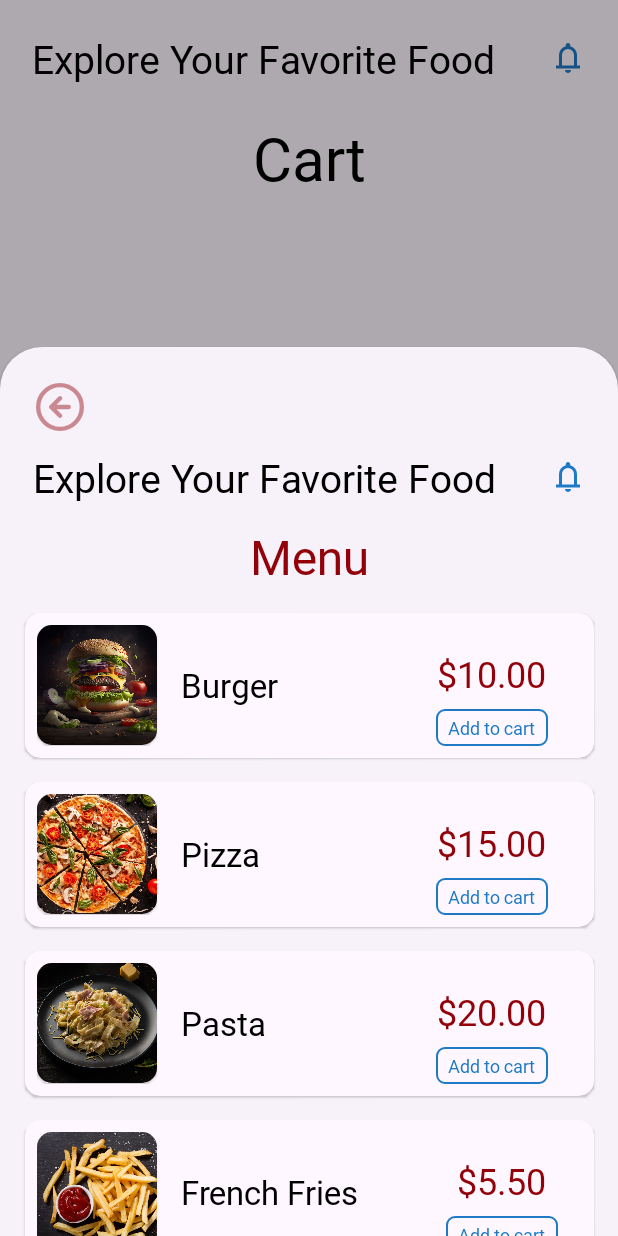
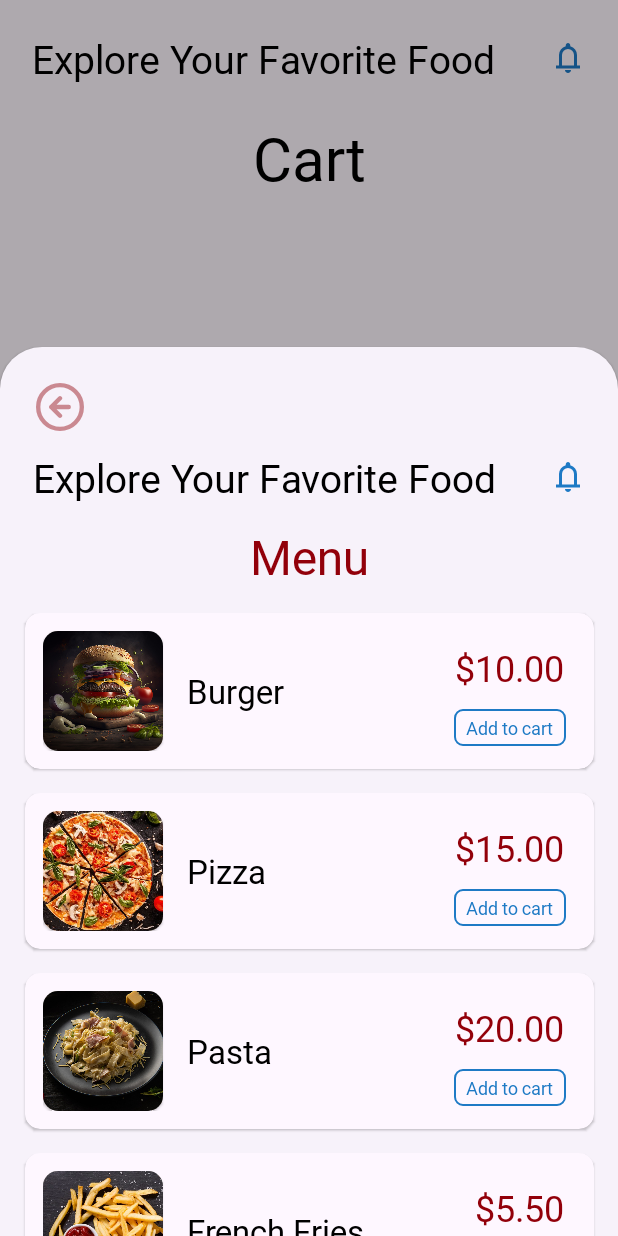
Before and after one commit to Rothmann-Daniel/FoodDeliveryApp, an Android app: the fragment BottomMenuFragment placed in its activity, item 2 of the bottom bar chosen, on a phone screen of 412 x 824 dp. Run offline under Robolectric (Android 15) with nearby library versions, the phone set to English and light mode, and no system bars; our stand-ins replace Firebase (no records; nobody signed in at launch, a user with empty details on screens opened directly), navigation-ui.

Commit message:
refactoring item cart

```diff
--- a/app/src/main/res/layout/home_food_item.xml
+++ b/app/src/main/res/layout/home_food_item.xml
@@ -3,13 +3,14 @@
     xmlns:app="http://schemas.android.com/apk/res-auto"
     android:layout_width="match_parent"
     android:layout_height="wrap_content"
+    xmlns:tools="http://schemas.android.com/tools"
     android:layout_margin="8dp"
     app:cardCornerRadius="10dp">
 
     <androidx.constraintlayout.widget.ConstraintLayout
         android:layout_width="match_parent"
         android:layout_height="wrap_content"
-        android:padding="8dp">
+        android:padding="12dp">
 
         <!-- Изображение продукта -->
         <androidx.cardview.widget.CardView
@@ -18,7 +19,8 @@
             android:layout_height="80dp"
             app:cardCornerRadius="10dp"
             app:layout_constraintStart_toStartOf="parent"
-            app:layout_constraintTop_toTopOf="parent">
+            app:layout_constraintTop_toTopOf="parent"
+            app:layout_constraintBottom_toBottomOf="parent">
 
             <ImageView
                 android:id="@+id/image_in_container_food_item"
@@ -29,30 +31,36 @@
 
         </androidx.cardview.widget.CardView>
 
-        <!-- Название продукта -->
-        <TextView
-            android:id="@+id/tv_food_item_name"
-            style="@style/tv_description_SplashActivity"
-            android:layout_width="wrap_content"
-            android:layout_height="wrap_content"
-            android:layout_marginStart="16dp"
-            android:text="@string/food_name"
-            app:layout_constraintBottom_toBottomOf="@+id/container_food_item"
-            app:layout_constraintStart_toEndOf="@+id/container_food_item"
-            app:layout_constraintTop_toTopOf="@+id/container_food_item" />
-
         <!-- Цена продукта -->
         <TextView
             android:id="@+id/tv_food_item_price"
             style="@style/tv_title_StartActivity"
             android:layout_width="wrap_content"
             android:layout_height="wrap_content"
-            android:layout_marginTop="16dp"
-            android:layout_marginEnd="24dp"
+            android:layout_marginTop="8dp"
+            android:layout_marginEnd="8dp"
             android:text="@string/design_price"
             android:textSize="24sp"
             app:layout_constraintEnd_toEndOf="parent"
             app:layout_constraintTop_toTopOf="@+id/container_food_item" />
+
+        <!-- Название продукта -->
+        <TextView
+            android:id="@+id/tv_food_item_name"
+            style="@style/tv_description_SplashActivity"
+            android:layout_width="0dp"
+            android:layout_height="wrap_content"
+            android:layout_marginStart="16dp"
+            android:layout_marginEnd="16dp"
+            android:ellipsize="end"
+            android:maxLines="1"
+            android:text="@string/food_name"
+            android:gravity="start"
+            app:layout_constraintBottom_toBottomOf="@+id/container_food_item"
+            app:layout_constraintEnd_toStartOf="@+id/tv_food_item_price"
+            app:layout_constraintStart_toEndOf="@+id/container_food_item"
+            app:layout_constraintTop_toTopOf="@+id/container_food_item"
+            tools:text="Chicken Wings BBQ with Long Name That Should Ellipsize" />
 
         <!-- Кнопка добавления -->
         <TextView
@@ -65,10 +73,10 @@
             android:text="@string/add_to_cart"
             android:textColor="@color/blue"
             android:textSize="12sp"
-            app:layout_constraintBottom_toBottomOf="@+id/container_food_item"
             app:layout_constraintEnd_toEndOf="@+id/tv_food_item_price"
             app:layout_constraintStart_toStartOf="@+id/tv_food_item_price"
-            app:layout_constraintTop_toBottomOf="@+id/tv_food_item_price" />
+            app:layout_constraintTop_toBottomOf="@+id/tv_food_item_price"
+            app:layout_constraintBottom_toBottomOf="parent" />
 
     </androidx.constraintlayout.widget.ConstraintLayout>
 </androidx.cardview.widget.CardView>
```
Also changed, not shown: app/src/main/res/layout/activity_login.xml (+9 -10 lines), app/src/main/res/layout/cart_add_item.xml (+12 -12 lines).
